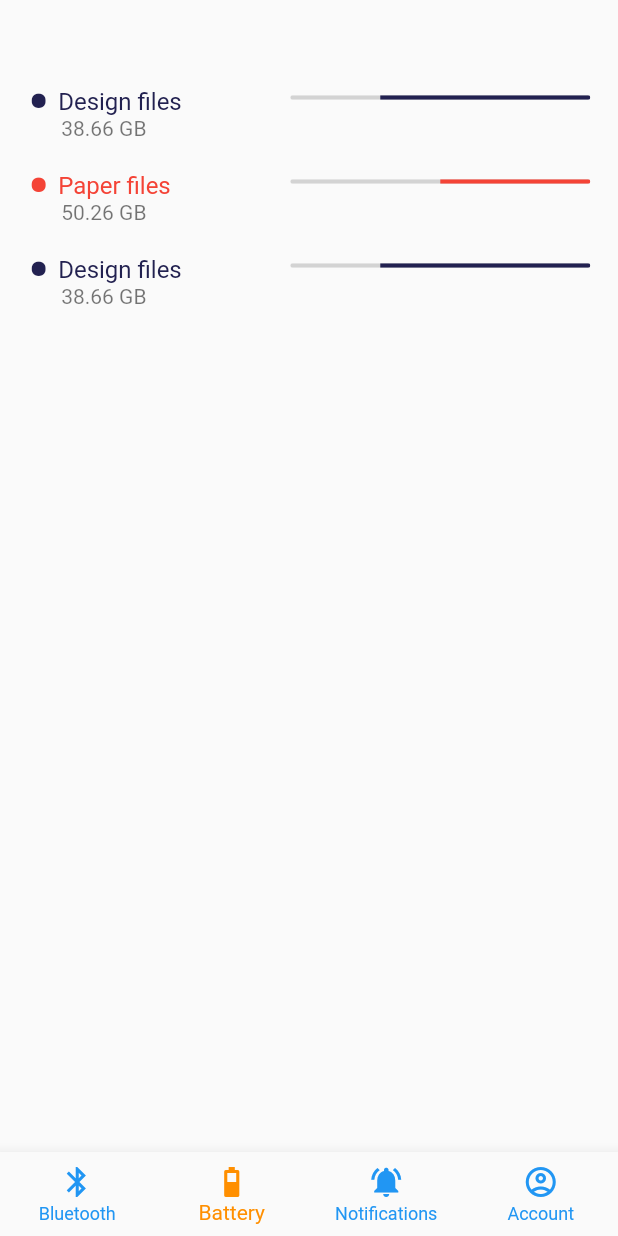
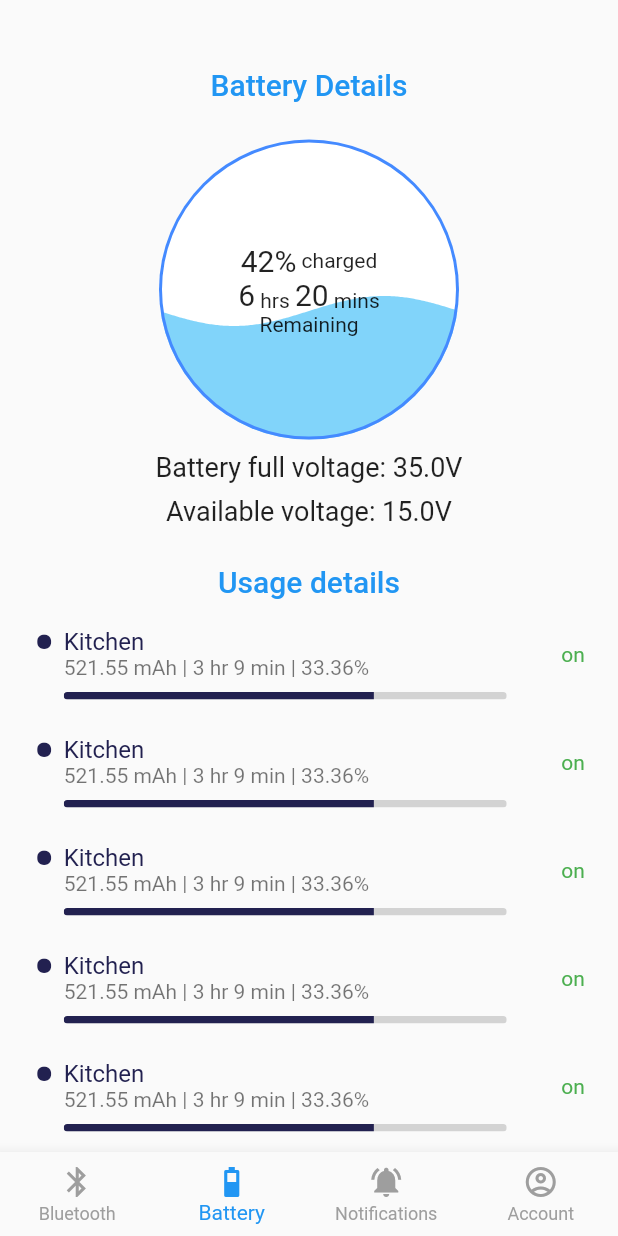
Before and after one commit to bse23-26/mobile_smart_solar, a Flutter app: the screen it shows after launch, item 2 of the bottom bar chosen, on a phone screen of 412 x 824 dp. Run offline on Flutter 3.47's test engine with Material 2 defaults, Android fonts, the phone set to English and light mode, and no system bars; our stand-ins replace flutter_bluetooth_serial, google_fonts, liquid_progress_indicator.

Commit message:
added progress bars

```diff
--- a/lib/main.dart
+++ b/lib/main.dart
@@ -1,4 +1,5 @@
 import 'package:flutter/material.dart';
+import 'package:flutter/services.dart';
 import 'routes.dart';
 
 void main() {
--- a/lib/screens/battery/battery.dart
+++ b/lib/screens/battery/battery.dart
@@ -1,4 +1,6 @@
 import 'package:flutter/material.dart';
+import 'package:flutter/services.dart';
+import 'package:smart_solar/screens/battery/battery_progress.dart';
 import '../../app_styles.dart';
 import '../../size_config.dart';
 import 'usage_tile.dart';
@@ -11,25 +13,59 @@ class BatteryScreen extends StatefulWidget {
 }
 
 class _BatteryScreenState extends State<BatteryScreen> {
+  List<Map<String, dynamic>> tiles = [
+    {'title': 'Kitchen', 'subtitle': '521.55 mAh | 3 hr 9 min | 33.36%', 'progressValue': 0.7, 'color': const Color(0xff222150), 'active': true},
+    {'title': 'Kitchen', 'subtitle': '521.55 mAh | 3 hr 9 min | 33.36%', 'progressValue': 0.7, 'color': const Color(0xff222150), 'active': true},
+    {'title': 'Kitchen', 'subtitle': '521.55 mAh | 3 hr 9 min | 33.36%', 'progressValue': 0.7, 'color': const Color(0xff222150), 'active': true},
+    {'title': 'Kitchen', 'subtitle': '521.55 mAh | 3 hr 9 min | 33.36%', 'progressValue': 0.7, 'color': const Color(0xff222150), 'active': true},
+    {'title': 'Kitchen', 'subtitle': '521.55 mAh | 3 hr 9 min | 33.36%', 'progressValue': 0.7, 'color': const Color(0xff222150), 'active': true},
+    {'title': 'Kitchen', 'subtitle': '521.55 mAh | 3 hr 9 min | 33.36%', 'progressValue': 0.7, 'color': const Color(0xff222150), 'active': true},
+    {'title': 'Kitchen', 'subtitle': '521.55 mAh | 3 hr 9 min | 33.36%', 'progressValue': 0.7, 'color': const Color(0xff222150), 'active': true},
+  ];
+
+  @override
+  void initState() {
+    print('why');
+    super.initState();
+    SystemChrome.setSystemUIOverlayStyle(
+      const SystemUiOverlayStyle(
+          statusBarColor: Colors.transparent,
+          systemNavigationBarColor: Colors.transparent,
+          statusBarIconBrightness: Brightness.light,
+          systemNavigationBarIconBrightness: Brightness.light
+      )
+    );
+  }
+
   @override
   Widget build(BuildContext context) {
     return Scaffold(
-        body: SingleChildScrollView(
+        body: Container(
           padding: EdgeInsets.symmetric(
-              horizontal: paddingHorizontal*0.2, vertical: paddingHorizontal),
+              horizontal: paddingHorizontal*0.5, vertical: paddingHorizontal),
           child: Column(
             mainAxisAlignment: MainAxisAlignment.start,
             children: [
               SizedBox(
+                height: SizeConfig.blockSizeVertical!*4,
+              ),
+              const Text('Battery Details', style: TextStyle(fontSize: 20, fontWeight: FontWeight.w500, color: Colors.blue)),
+              SizedBox(
                 height: SizeConfig.blockSizeVertical! * 3,
               ),
-              Column(
-                children: [
-                  const UsageTile(title: 'Design files', subtitle: '38.66 GB', progressValue: 0.7, color: Color(0xff222150)),
-                  const UsageTile(title: 'Paper files', subtitle: '50.26 GB', progressValue: 0.5, color: Colors.red),
-                  UsageTile.builder({'title': 'Design files', 'subtitle': '38.66 GB', 'progressValue': 0.7, 'color': const Color(0xff222150)})
-                ],
-              )
+              const BatteryProgress(fullVoltage: 35, availableVoltage: 15, remainingTime: 380),
+              SizedBox(
+                height: SizeConfig.blockSizeVertical! * 3,
+              ),
+              const Text('Usage details', style: TextStyle(fontSize: 20, fontWeight: FontWeight.w500, color: Colors.blue)),
+              Expanded(
+                child: ListView.builder(
+                  padding: EdgeInsets.symmetric(vertical: paddingHorizontal*0.1),
+                  scrollDirection: Axis.vertical,
+                  itemCount: tiles.length,
+                  itemBuilder: (BuildContext context, int index) => UsageTile.builder(tiles[index]),
+                ),
+              ),
             ],
           ),
         )
--- /dev/null
+++ b/lib/screens/battery/battery_progress.dart
@@ -0,0 +1,72 @@
+import 'package:flutter/material.dart';
+import 'package:liquid_progress_indicator/liquid_progress_indicator.dart';
+import '../../size_config.dart';
+
+class BatteryProgress extends StatelessWidget {
+  final double fullVoltage;
+  final double availableVoltage;
+  final double remainingTime;// in mins
+
+  const BatteryProgress({
+    Key? key,
+    required this.fullVoltage,
+    required this.availableVoltage,
+    required this.remainingTime,
+  }) : super(key: key);
+
+
+  @override
+  Widget build(BuildContext context) {
+    double availabilityRatio = availableVoltage/fullVoltage;
+    int remainingMinutes = (remainingTime.toInt()%60);
+    int remainingHours = (remainingTime.toInt()-remainingMinutes)~/60;
+    return Column(
+      children: [
+        SizedBox(
+            height: 200, width:200,
+            child:LiquidCircularProgressIndicator(
+                value: availabilityRatio, // Defaults to 0.5.
+                valueColor: AlwaysStoppedAnimation(Colors.lightBlue[200]!), // Defaults to the current Theme's accentColor.
+                backgroundColor: Colors.white, // Defaults to the current Theme's backgroundColor.
+                borderColor: Colors.blueAccent,
+                borderWidth: 2.0,
+                direction: Axis.vertical,
+                // The direction the liquid moves (Axis.vertical = bottom to top, Axis.horizontal = left to right). Defaults to Axis.vertical.
+                center: Column(
+                  mainAxisAlignment: MainAxisAlignment.center,
+                  crossAxisAlignment: CrossAxisAlignment.center,
+                  children: [
+                    Row(
+                      mainAxisAlignment: MainAxisAlignment.center,
+                      children: [
+                        Text("${(availabilityRatio*100).toInt()}%", style: const TextStyle(fontSize: 20),),
+                        const Text(" charged"),
+                      ],
+                    ),
+                    Row(
+                      mainAxisAlignment: MainAxisAlignment.center,
+                      crossAxisAlignment: CrossAxisAlignment.end,
+                      children: [
+                        Text("$remainingHours", style: const TextStyle(fontSize: 20),),
+                        const Text(" hrs "),
+                        Text("$remainingMinutes", style: const TextStyle(fontSize: 20),),
+                        const Text(" mins"),
+                      ],
+                    ),
+                    const Text("Remaining"),
+                  ],
+                )
+            )
+        ),
+        SizedBox(
+          height: SizeConfig.blockSizeVertical!,
+        ),
+        Text('Battery full voltage: ${fullVoltage}V', style: const TextStyle(fontSize: 18)),
+        SizedBox(
+          height: SizeConfig.blockSizeVertical!,
+        ),
+        Text('Available voltage: ${availableVoltage}V', style: const TextStyle(fontSize: 18)),
+      ],
+    );
+  }
+}
--- a/lib/screens/battery/usage_tile.dart
+++ b/lib/screens/battery/usage_tile.dart
@@ -1,17 +1,21 @@
 import 'package:flutter/material.dart';
+
+import '../../size_config.dart';
 
 class UsageTile extends StatelessWidget {
   final String title;
   final String subtitle;
   final double progressValue;
   final Color color;
+  final bool active;
 
   const UsageTile({
     Key? key,
     required this.title,
     required this.subtitle,
     required this.progressValue,
-    required this.color
+    required this.color,
+    required this.active
   }) : super(key: key);
 
   static builder(Map<String, dynamic> properties){
@@ -19,7 +23,8 @@ class UsageTile extends StatelessWidget {
         title: properties['title'],
         subtitle: properties['subtitle'],
         progressValue: properties['progressValue'],
-        color: properties['color']
+        color: properties['color'],
+        active: properties['active'],
     );
   }
 
@@ -29,33 +34,40 @@ class UsageTile extends StatelessWidget {
     const double dy = 7;
 
     return ListTile(
-      leading: Text("\u2022 ", style: TextStyle(fontWeight: FontWeight.bold, fontSize: 40, color: color)),
+      leading: Transform.translate(
+        offset: const Offset(dx+20, dy-18),
+        child: Text("\u2022 ", style: TextStyle(fontWeight: FontWeight.bold, fontSize: 40, color: color))
+      ),
       title: Transform.translate(
         offset: const Offset(dx, dy),
         child: Text(title, style: TextStyle(color: color)),
       ),
       subtitle: Transform.translate(
-        offset: const Offset(dx+2, dy),
-        child: Text(subtitle),
+          offset: const Offset(dx, dy),
+          child: Column(
+            crossAxisAlignment: CrossAxisAlignment.start,
+            children: [
+              Text(subtitle),
+              SizedBox(
+                height: SizeConfig.blockSizeVertical!,
               ),
-      trailing: RotatedBox(
-        quarterTurns: -2,
-        child: SizedBox(
-          width: 200,
-          child: ClipRRect(
+              ClipRRect(
                 borderRadius: const BorderRadius.all(Radius.circular(10)),
                 child: LinearProgressIndicator(
                   value: progressValue,
                   semanticsLabel: 'Linear progress indicator',
                   backgroundColor: const Color(0xffD3D3D3),
                   color: color,
-              minHeight: 3,
+                  minHeight: 5,
                 ),
               ),
+            ],
+          )
       ),
-      ),
+      trailing: Text('on', style: TextStyle(color: active?Colors.green:Colors.transparent)),
       minLeadingWidth: 10,
       visualDensity: const VisualDensity(horizontal: 0, vertical: -4),
+      isThreeLine: true,
     );
   }
 }
--- a/lib/screens/home.dart
+++ b/lib/screens/home.dart
@@ -55,8 +55,8 @@ class _HomePageState extends State<HomePage> {
           ),
         ],
         currentIndex: _selectedIndex,
-        selectedItemColor: Colors.amber[800],
-        unselectedItemColor: Colors.blue,
+        selectedItemColor: Colors.blue,
+        unselectedItemColor: Colors.grey,
         onTap: _onItemTapped,
         type: BottomNavigationBarType.fixed,
       ),
--- a/lib/screens/splash.dart
+++ b/lib/screens/splash.dart
@@ -12,22 +12,11 @@ class Splash extends StatefulWidget {
 }
 
 class _SplashState extends State<Splash> {
-  void setSystemUI(){
-    SystemChrome.setSystemUIOverlayStyle(
-        const SystemUiOverlayStyle(
-            statusBarColor: Colors.white,
-            statusBarIconBrightness: Brightness.dark,
-            systemNavigationBarColor: Colors.white,
-            systemNavigationBarIconBrightness: Brightness.dark
-        )
-    );
-  }
 
   @override
   void initState() {
     super.initState();
-    Timer(const Duration(seconds: 5), (){
-      setSystemUI();
+    Timer(const Duration(seconds: 3), (){
       Navigator.pushReplacementNamed(context, '/home');
     });
   }
```
Also changed, not shown: assets/logo.png, assets/logo1.png (added), 26 other files. Lines whose indentation alone changed are shown as unchanged.
